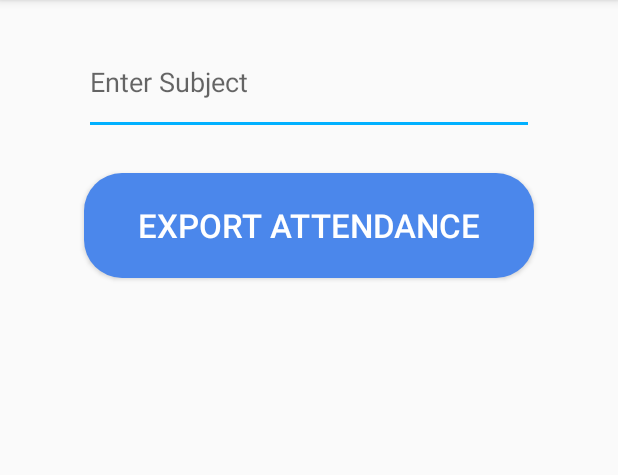
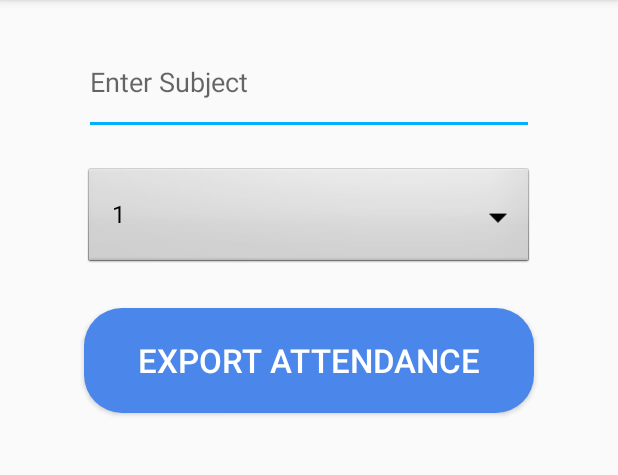
Before and after one commit to izza-tech/SmartClassroomUsingQR_code, an Android app: the screen it shows after launch (ExcelAttendanceSheet), on a phone screen of 412 x 824 dp, the part 84-559 px from its top. Run offline under Robolectric (Android 15) with nearby library versions, the phone set to English and light mode, and no system bars; our stand-ins replace Firebase (no records; nobody signed in at launch, a user with empty details on screens opened directly); libraries missing offline, so code that uses them is left out: com.firebase.client, org.apache.poi.

Commit message:
Add attendance layout + export excel code + firebase

```diff
--- a/app/src/main/java/com/example/smartclassroomusingqr_code/ExcelAttendanceSheet.java
+++ b/app/src/main/java/com/example/smartclassroomusingqr_code/ExcelAttendanceSheet.java
@@ -1,12 +1,24 @@
 package com.example.smartclassroomusingqr_code;
 
+import androidx.annotation.NonNull;
 import androidx.appcompat.app.AppCompatActivity;
 
 import android.os.Bundle;
 import android.os.Environment;
 import android.view.View;
+import android.widget.ArrayAdapter;
 import android.widget.Button;
+import android.widget.EditText;
+import android.widget.Spinner;
+import android.widget.TextView;
 import android.widget.Toast;
+
+import com.firebase.client.Firebase;
+import com.google.firebase.database.DataSnapshot;
+import com.google.firebase.database.DatabaseError;
+import com.google.firebase.database.DatabaseReference;
+import com.google.firebase.database.FirebaseDatabase;
+import com.google.firebase.database.ValueEventListener;
 
 import org.apache.poi.hssf.usermodel.HSSFCellStyle;
 import org.apache.poi.hssf.usermodel.HSSFWorkbook;
@@ -20,14 +32,34 @@ import org.apache.poi.ss.usermodel.Workbook;
 import java.io.File;
 import java.io.FileOutputStream;
 import java.io.IOException;
+import java.text.SimpleDateFormat;
+import java.util.Date;
+import java.util.Locale;
+
+import javax.security.auth.Subject;
 
 public class ExcelAttendanceSheet extends AppCompatActivity {
     Button btn_Attendance;
+    FirebaseDatabase database;
+    String Semester;
+    TextView txtView;
+    EditText editText_Subject,editText_Semester;
+    Spinner spinner;
+    DatabaseReference ref;
     @Override
     protected void onCreate(Bundle savedInstanceState) {
         super.onCreate(savedInstanceState);
         setContentView(R.layout.activity_excel_attendance_sheet);
         btn_Attendance=(Button) findViewById(R.id.btn_Attendance);
+        editText_Subject = (EditText) findViewById(R.id.subject);
+        //editText_Semester = () findViewById(R.id.semester);
+        spinner=(Spinner) findViewById(R.id.dropdown);
+        String[] items=new String[]{"1","2","3","4","5","6","7","8"};
+        ArrayAdapter<String> adapter = new ArrayAdapter<>(this,android.R.layout.simple_spinner_dropdown_item,items);
+        spinner.setAdapter(adapter);
+        Semester=spinner.getSelectedItem().toString();
+        database= FirebaseDatabase.getInstance();
+        ref = database.getReference("Attendance");
         btn_Attendance.setOnClickListener(new View.OnClickListener() {
             @Override
             public void onClick(View v) {
@@ -40,6 +72,31 @@ public class ExcelAttendanceSheet extends AppCompatActivity {
                 //Now we are creating sheet
                 Sheet sheet=null;
                 sheet = wb.createSheet("Attendance sheet");
+                //String date = new SimpleDateFormat("dd-MM-yyyy" , Locale.getDefault()).format(new Date());
+                //database fetch
+                database.getReference("Attendance").child("6").child("ENG").addValueEventListener(new ValueEventListener(){
+                    @Override
+                    public void onDataChange(@NonNull DataSnapshot dataSnapshot) {
+                        if(dataSnapshot.hasChildren()){
+                            String value= (String) dataSnapshot.getValue();
+                            Toast.makeText(getApplicationContext() ,value  , Toast.LENGTH_LONG).show();
+//                            dataSnapshot.getValue();
+                            }
+
+//
+//                        String StudentName = data.getNAME();
+//                        String Semester = data.getSEMESTER();
+//                        String date = new SimpleDateFormat("dd-MM-yyyy", Locale.getDefault()).format(new Date());
+//                        database.getReference("Attendance").child(Semester).child(subject).child(date).child(currentuser).child("Name").setValue(StudentName);
+//                        database.getReference("Attendance").child(Semester).child(subject).child(date).child(currentuser).child("Id").setValue(currentuser);
+                    }
+
+                    @Override
+                    public void onCancelled(@NonNull DatabaseError databaseError) {
+
+                    }
+                });
+
                 //Now column and row
                 for (int i=0;i<4;i++){
                     Row row =sheet.createRow(i);
--- a/app/src/main/res/layout/activity_excel_attendance_sheet.xml
+++ b/app/src/main/res/layout/activity_excel_attendance_sheet.xml
@@ -9,11 +9,21 @@
     android:orientation="vertical">
 
     <EditText
+        android:id="@+id/subject"
         android:layout_width="300dp"
         android:layout_marginTop="20dp"
         android:layout_gravity="center"
         android:hint="Enter Subject"
         android:layout_height="70dp"></EditText>
+    <Spinner
+        android:id="@+id/dropdown"
+        android:layout_marginTop="20dp"
+        android:layout_width="300dp"
+        android:layout_height="70dp"
+        android:layout_gravity="center"
+        android:background="@android:drawable/btn_dropdown"
+        android:spinnerMode="dropdown"></Spinner>
+
     <Button
         android:id="@+id/btn_Attendance"
         android:textColor="#ffffffff"
```
